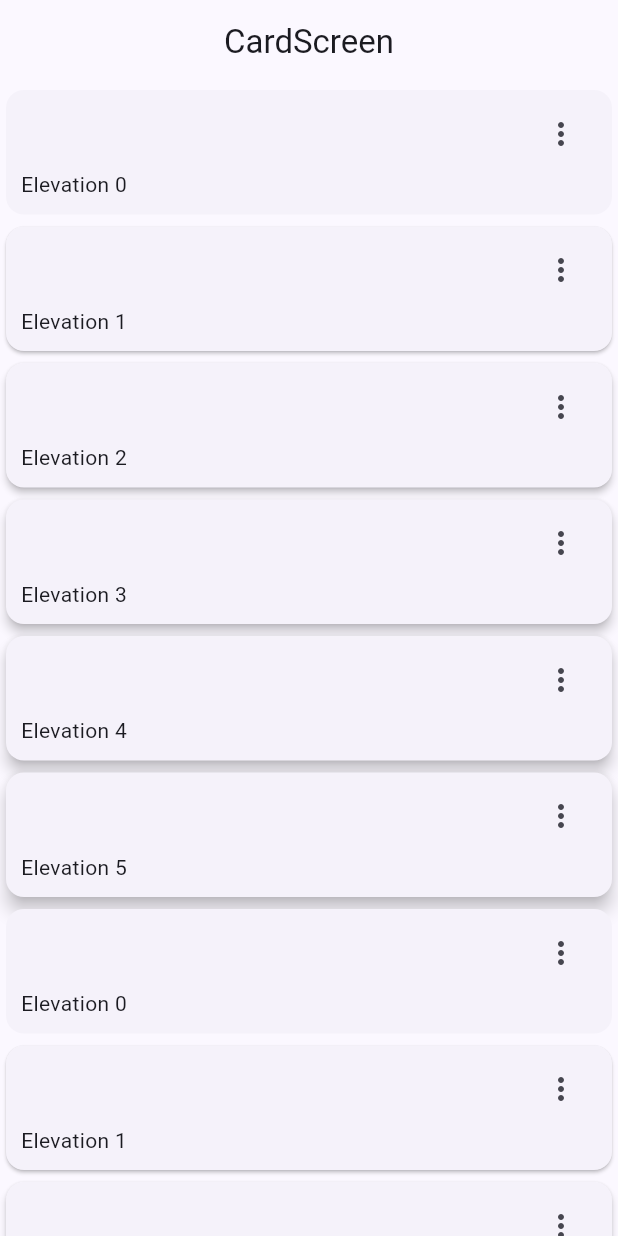
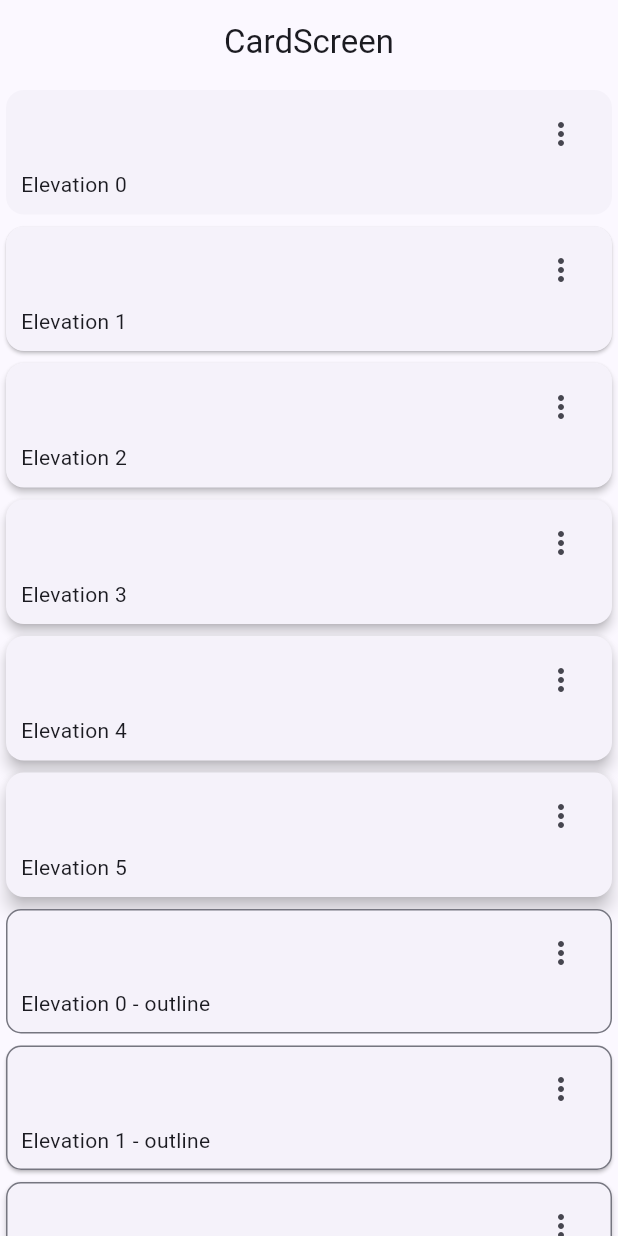
Before and after one commit to pachperdev/widgets_flutter_app, a Flutter app: the CardScreen screen opened by its route, on a phone screen of 412 x 824 dp. Run offline on Flutter 3.47's test engine with Material 2 defaults, Android fonts, the phone set to English and light mode, and no system bars; our stand-ins replace go_router.

Commit message:
cards with border

```diff
--- a/lib/presentation/screens/cards/cards_screen.dart
+++ b/lib/presentation/screens/cards/cards_screen.dart
@@ -37,7 +37,7 @@
                   elevation: card['elevation'], label: card['label']))
               .toList(),
           ...cards
-              .map((card) => _CardType1(
+              .map((card) => _CardType2(
                   elevation: card['elevation'], label: card['label']))
               .toList(),
         ],
@@ -56,7 +56,7 @@
     return Card(
         elevation: elevation,
         child: Padding(
-          padding: EdgeInsets.fromLTRB(10, 5, 10, 10),
+          padding: const EdgeInsets.fromLTRB(10, 5, 10, 10),
           child: Column(
             children: [
               Align(
@@ -74,3 +74,38 @@
         ));
   }
 }
+
+class _CardType2 extends StatelessWidget {
+  final String label;
+  final double elevation;
+  const _CardType2({required this.label, required this.elevation});
+
+  @override
+  Widget build(BuildContext context) {
+    final colors = Theme.of(context).colorScheme;
+    return Card(
+        shape: RoundedRectangleBorder(
+            borderRadius: const BorderRadius.all(Radius.circular(10)),
+            side: BorderSide(
+              color: colors.outline,
+            )),
+        elevation: elevation,
+        child: Padding(
+          padding: const EdgeInsets.fromLTRB(10, 5, 10, 10),
+          child: Column(
+            children: [
+              Align(
+                alignment: Alignment.topRight,
+                child: IconButton(
+                    icon: const Icon(Icons.more_vert_outlined),
+                    onPressed: () {}),
+              ),
+              Align(
+                alignment: Alignment.bottomLeft,
+                child: Text('$label - outline'),
+              ),
+            ],
+          ),
+        ));
+  }
+}
```
